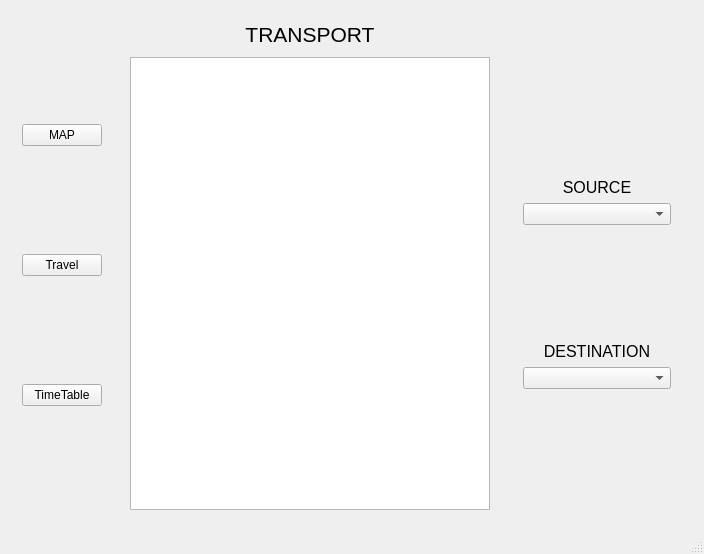
The window that source_code/MainWindow.ui (lennon624/travel-system) describes before a commit, drawn with Qt 5.
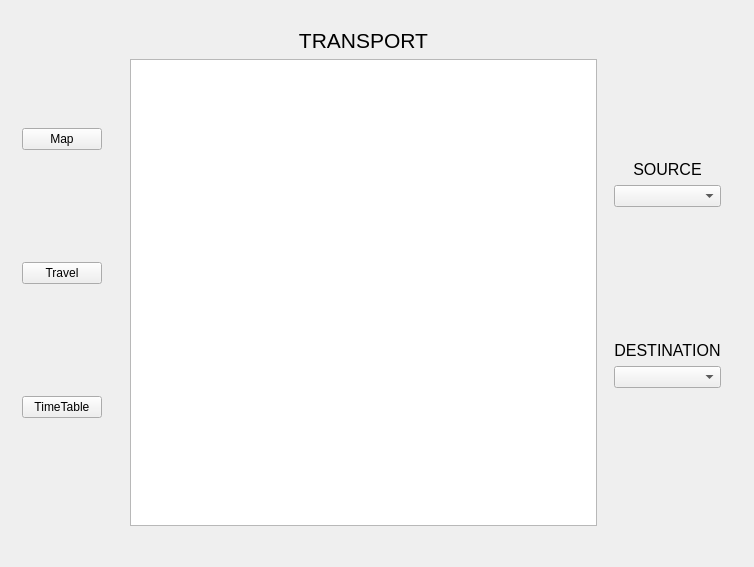
The same window after the commit. The open tabs and pages were chosen to show the change.

Patch:
```diff
--- a/source_code/MainWindow.ui
+++ b/source_code/MainWindow.ui
@@ -6,8 +6,8 @@
    <rect>
     <x>0</x>
     <y>0</y>
-    <width>704</width>
-    <height>554</height>
+    <width>754</width>
+    <height>567</height>
    </rect>
   </property>
   <property name="sizePolicy">
@@ -38,7 +38,7 @@
        <item>
         <widget class="QPushButton" name="btn_pMap">
          <property name="text">
-          <string>MAP</string>
+          <string>Map</string>
          </property>
         </widget>
        </item>
@@ -52,7 +52,7 @@
        <item>
         <widget class="QPushButton" name="btn_pTrans">
          <property name="text">
-          <string>TimeTable</string>
+          <string> TimeTable </string>
          </property>
         </widget>
        </item>
@@ -71,18 +71,15 @@
        <number>2</number>
       </property>
       <widget class="QWidget" name="page_trans">
-       <layout class="QGridLayout" name="gridLayout_3">
-        <property name="sizeConstraint">
-         <enum>QLayout::SetDefaultConstraint</enum>
-        </property>
-        <property name="horizontalSpacing">
-         <number>22</number>
-        </property>
-        <property name="verticalSpacing">
-         <number>10</number>
-        </property>
-        <item row="2" column="2">
+       <layout class="QGridLayout" name="gridLayout_2">
+        <item row="0" column="1" rowspan="3">
          <widget class="QWidget" name="widget_choose" native="true">
+          <property name="sizePolicy">
+           <sizepolicy hsizetype="Fixed" vsizetype="Preferred">
+            <horstretch>0</horstretch>
+            <verstretch>0</verstretch>
+           </sizepolicy>
+          </property>
           <layout class="QVBoxLayout" name="verticalLayout_2">
            <item>
             <spacer name="verticalSpacer">
@@ -99,24 +96,13 @@
            </item>
            <item>
             <widget class="QLabel" name="label_srcCity">
-             <property name="font">
-              <font>
-               <family>Microsoft YaHei UI</family>
-              </font>
-             </property>
              <property name="text">
               <string>&lt;html&gt;&lt;head/&gt;&lt;body&gt;&lt;p align=&quot;center&quot;&gt;&lt;span style=&quot; font-size:12pt;&quot;&gt;SOURCE&lt;/span&gt;&lt;/p&gt;&lt;/body&gt;&lt;/html&gt;</string>
              </property>
             </widget>
            </item>
            <item>
-            <widget class="QComboBox" name="combo_srcCity">
-             <property name="font">
-              <font>
-               <family>Microsoft YaHei UI</family>
-              </font>
-             </property>
-            </widget>
+            <widget class="QComboBox" name="combo_srcCity"/>
            </item>
            <item>
             <spacer name="verticalSpacer_3">
@@ -139,24 +125,13 @@
                <verstretch>0</verstretch>
               </sizepolicy>
              </property>
-             <property name="font">
-              <font>
-               <family>Microsoft YaHei UI</family>
-              </font>
-             </property>
              <property name="text">
               <string>&lt;html&gt;&lt;head/&gt;&lt;body&gt;&lt;p align=&quot;center&quot;&gt;&lt;span style=&quot; font-size:12pt;&quot;&gt;DESTINATION&lt;/span&gt;&lt;/p&gt;&lt;/body&gt;&lt;/html&gt;</string>
              </property>
             </widget>
            </item>
            <item>
-            <widget class="QComboBox" name="combo_destCity">
-             <property name="font">
-              <font>
-               <family>Microsoft YaHei UI</family>
-              </font>
-             </property>
-            </widget>
+            <widget class="QComboBox" name="combo_destCity"/>
            </item>
            <item>
             <spacer name="verticalSpacer_2">
@@ -174,46 +149,41 @@
           </layout>
          </widget>
         </item>
-        <item row="0" column="1">
+        <item row="2" column="0">
+         <widget class="QListWidget" name="listWidget_trans">
+          <property name="sizePolicy">
+           <sizepolicy hsizetype="Preferred" vsizetype="Expanding">
+            <horstretch>0</horstretch>
+            <verstretch>0</verstretch>
+           </sizepolicy>
+          </property>
+          <property name="minimumSize">
+           <size>
+            <width>425</width>
+            <height>110</height>
+           </size>
+          </property>
+          <property name="contextMenuPolicy">
+           <enum>Qt::DefaultContextMenu</enum>
+          </property>
+          <property name="verticalScrollBarPolicy">
+           <enum>Qt::ScrollBarAlwaysOff</enum>
+          </property>
+          <property name="horizontalScrollBarPolicy">
+           <enum>Qt::ScrollBarAlwaysOff</enum>
+          </property>
+          <property name="sizeAdjustPolicy">
+           <enum>QAbstractScrollArea::AdjustToContentsOnFirstShow</enum>
+          </property>
+         </widget>
+        </item>
+        <item row="1" column="0">
          <widget class="QLabel" name="label_srcTitle">
-          <property name="font">
-           <font>
-            <family>Microsoft YaHei UI</family>
-           </font>
-          </property>
           <property name="text">
            <string>&lt;html&gt;&lt;head/&gt;&lt;body&gt;&lt;p align=&quot;center&quot;&gt;&lt;span style=&quot; font-size:16pt;&quot;&gt;TRANSPORT&lt;/span&gt;&lt;/p&gt;&lt;/body&gt;&lt;/html&gt;</string>
           </property>
          </widget>
         </item>
-        <item row="2" column="1">
-         <widget class="QListWidget" name="listWidget_trans">
-          <property name="sizePolicy">
-           <sizepolicy hsizetype="Fixed" vsizetype="Expanding">
-            <horstretch>0</horstretch>
-            <verstretch>0</verstretch>
-           </sizepolicy>
-          </property>
-          <property name="minimumSize">
-           <size>
-            <width>360</width>
-            <height>110</height>
-           </size>
-          </property>
-          <property name="contextMenuPolicy">
-           <enum>Qt::DefaultContextMenu</enum>
-          </property>
-          <property name="verticalScrollBarPolicy">
-           <enum>Qt::ScrollBarAlwaysOff</enum>
-          </property>
-          <property name="horizontalScrollBarPolicy">
-           <enum>Qt::ScrollBarAlwaysOff</enum>
-          </property>
-          <property name="sizeAdjustPolicy">
-           <enum>QAbstractScrollArea::AdjustToContentsOnFirstShow</enum>
-          </property>
-         </widget>
-        </item>
        </layout>
       </widget>
       <widget class="QWidget" name="page_map"/>
@@ -373,7 +343,11 @@
     </item>
    </layout>
   </widget>
-  <widget class="QStatusBar" name="statusBar"/>
+  <widget class="QStatusBar" name="statusBar">
+   <property name="sizeGripEnabled">
+    <bool>false</bool>
+   </property>
+  </widget>
  </widget>
  <layoutdefault spacing="6" margin="11"/>
  <resources>
```
Left out of the diff: 42 changed lines with no effect on the pictures.
